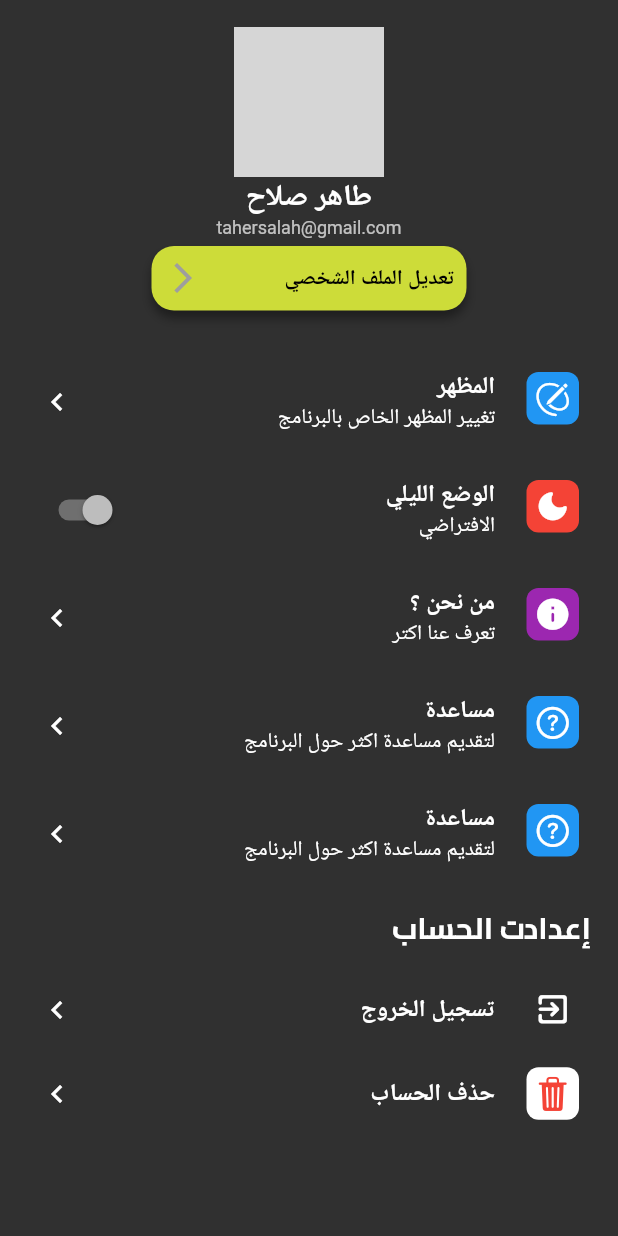
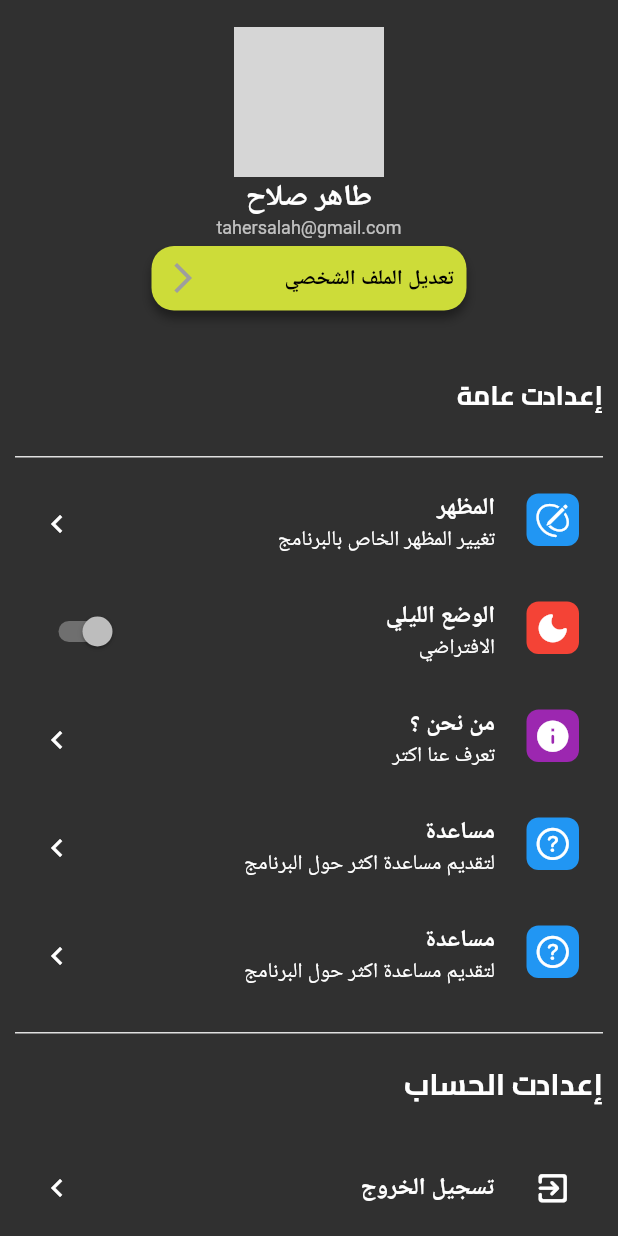
Before and after one commit to TaherSalah/note_app, a Flutter app: the SettingsScreen widget shown alone on an empty page, opened directly, on a phone screen of 412 x 824 dp. Run offline on Flutter 3.47's test engine with Material 2 defaults, Android fonts, the phone set to English and light mode, and no system bars; drawn by our look-alikes of babstrap_settings_screen; our stand-ins replace convex_bottom_bar, flutter_bloc, flutter_slidable, flutter_svg, fluttertoast, hive and 1 more; accounts and stored records are empty; grey boxes are pictures that could not be loaded.

Commit message:
edit settings screen

```diff
--- a/lib/models/done/done_screen.dart
+++ b/lib/models/done/done_screen.dart
@@ -1,16 +1,13 @@
 import 'package:flutter/material.dart';
-import 'package:flutter_bloc/flutter_bloc.dart';
-import 'package:notes/shared/cubit/cubit.dart';
-import 'package:notes/shared/cubit/state.dart';
+
 
 class DoneScreen extends StatelessWidget {
   const DoneScreen({Key? key}) : super(key: key);
 
+
   @override
   Widget build(BuildContext context) {
-    return Scaffold(
-      body: Text('done'),
-    ) ;
+    return Text('data');
 
   }
 }
--- a/lib/models/settings/settings_screen.dart
+++ b/lib/models/settings/settings_screen.dart
@@ -4,6 +4,7 @@ import 'package:flutter_bloc/flutter_bloc.dart';
 import 'package:babstrap_settings_screen/babstrap_settings_screen.dart';
 import '../../notes_cubit/cubit.dart';
 import '../../notes_cubit/state.dart';
+import '../../shared/components/widgets/my_divider.dart';
 
 class SettingsScreen extends StatefulWidget {
   const SettingsScreen({Key? key}) : super(key: key);
@@ -71,8 +72,8 @@ class _SettingsScreenState extends State<SettingsScreen> {
                                   blurRadius: 5)
                             ]),
                         child: Row(
-                          children: [
-                            const Padding(
+                          children: const [
+                            Padding(
                               padding: EdgeInsets.all(4.0),
                               child: Text(
                                 'تعديل الملف الشخصي',
@@ -81,8 +82,8 @@ class _SettingsScreenState extends State<SettingsScreen> {
                                     fontWeight: FontWeight.bold),
                               ),
                             ),
-                            const Spacer(),
-                            const Padding(
+                            Spacer(),
+                            Padding(
                               padding: EdgeInsets.symmetric(horizontal: 5),
                               child: Icon(Icons.arrow_back_ios_new_outlined,
                                   color: Colors.grey),
@@ -96,6 +97,23 @@ class _SettingsScreenState extends State<SettingsScreen> {
                 const SizedBox(
                   height: 25,
                 ),
+                Padding(
+                  padding: const EdgeInsets.symmetric(vertical: 15.0),
+                  child: Container(
+                    child: const Text(
+                      'إعدادت عامة',
+                      style: TextStyle(
+                          fontSize: 18,
+                          fontFamily: 'cairo',
+                          fontWeight: FontWeight.bold),
+                    ),
+                  ),
+                ),
+                SizedBox(height: 8,),
+
+                myDivider(),
+                SizedBox(height: 8,),
+
                 SettingsItem(
                   onTap: () {},
                   icons: CupertinoIcons.pencil_outline,
@@ -148,8 +166,10 @@ class _SettingsScreenState extends State<SettingsScreen> {
                   title: 'مساعدة',
                   subtitle: "لتقديم مساعدة اكثر حول البرنامج",
                 ),
+                SizedBox(height: 15,),
+                myDivider(),
                 Padding(
-                  padding: const EdgeInsets.all(8.0),
+                  padding: const EdgeInsets.symmetric(vertical: 15.0),
                   child: Container(
                     child: const Text(
                       'إعدادت الحساب',
@@ -160,6 +180,7 @@ class _SettingsScreenState extends State<SettingsScreen> {
                     ),
                   ),
                 ),
+                SizedBox(height: 8,),
                 // You can add a settings title
                 SettingsItem(
                   onTap: () {},
--- a/lib/notes_cubit/cubit.dart
+++ b/lib/notes_cubit/cubit.dart
@@ -19,19 +19,24 @@ class NotesReadCubit extends Cubit<NotesReadStates> {
 NotesModel? notesModel;
   fetchAllNotes() {
     var notesBox = Hive.box<NotesModel>(kNotesBox);
+
     notes= notesBox.values.toList();
+
     emit(NotesReadSuccessState());
     // ignore: avoid_print
     print('featch done');
 
   }
 
+
+
+
   int currentIndex = 0;
   List<Widget> screens = [
     const LayoutHome(),
      ArchivedScreen(),
     const AddNoteBottomSheet(),
-    const DoneScreen(),
+     DoneScreen(),
     const SettingsScreen(),
   ];
 List<String> screenTitles=[
--- a/lib/shared/components/widgets/custom_nav_bar.dart
+++ b/lib/shared/components/widgets/custom_nav_bar.dart
@@ -40,7 +40,7 @@ class _CustomBottomNavBarState extends State<CustomBottomNavBar> {
             TabItem(
               icon: IconButton(
                 onPressed: () {
-                  navigate(context, AddNotesScreen());
+                  navigate(context, const AddNotesScreen());
                 },
                 icon: const Icon(
                   Icons.add,
--- /dev/null
+++ b/lib/shared/components/widgets/my_divider.dart
@@ -0,0 +1,9 @@
+import 'package:flutter/material.dart';
+
+///////////  Start  Divider Widget /////////////
+Widget myDivider() => Container(
+  width: double.infinity,
+  height: 1.0,
+  color: Colors.grey[300],
+);
+///////////  End  Divider Widget /////////////
```
